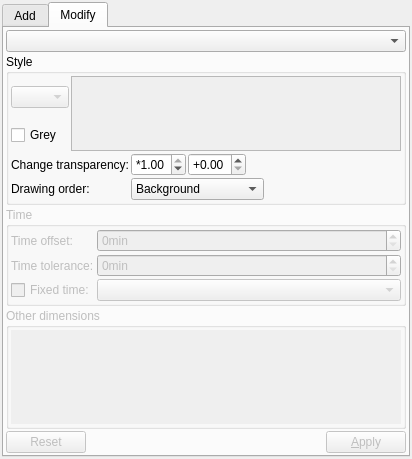
Qt form src/wmsclient/webmap_dialog.ui (metno/diana) before a commit.
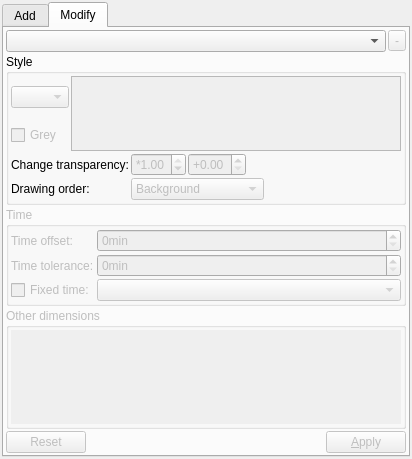
The same form after that commit. The open tabs and pages were chosen to show the change.

Commit message: WMS: dialog allows removing and some editing

Diff of the .ui file:
```diff
--- a/src/wmsclient/webmap_dialog.ui
+++ b/src/wmsclient/webmap_dialog.ui
@@ -175,7 +175,7 @@
       <attribute name="title">
        <string>Modify</string>
       </attribute>
-      <layout class="QVBoxLayout" name="verticalLayout_6" stretch="0,0,0,1,0">
+      <layout class="QVBoxLayout" name="verticalLayout_6">
        <property name="spacing">
         <number>2</number>
        </property>
@@ -183,11 +183,31 @@
         <number>2</number>
        </property>
        <item>
-        <widget class="QComboBox" name="comboStyleLayer">
-         <property name="toolTip">
-          <string>Choose the layer to modify</string>
+        <layout class="QHBoxLayout" name="horizontalLayout_3" stretch="1,0">
+         <property name="spacing">
+          <number>2</number>
          </property>
-        </widget>
+         <item>
+          <widget class="QComboBox" name="comboStyleLayer">
+           <property name="toolTip">
+            <string>Choose the layer to modify</string>
+           </property>
+          </widget>
+         </item>
+         <item>
+          <widget class="QToolButton" name="buttonLayerRemove">
+           <property name="enabled">
+            <bool>false</bool>
+           </property>
+           <property name="toolTip">
+            <string>Remove</string>
+           </property>
+           <property name="text">
+            <string notr="true">-</string>
+           </property>
+          </widget>
+         </item>
+        </layout>
        </item>
        <item>
         <widget class="QGroupBox" name="groupStyle">
@@ -253,6 +273,9 @@
           </item>
           <item row="1" column="0">
            <widget class="QCheckBox" name="checkGrey">
+            <property name="enabled">
+             <bool>false</bool>
+            </property>
             <property name="toolTip">
              <string>Transform webmap to greyscale</string>
             </property>
@@ -270,6 +293,9 @@
           </item>
           <item row="2" column="2">
            <widget class="QDoubleSpinBox" name="spinAlphaScale">
+            <property name="enabled">
+             <bool>false</bool>
+            </property>
             <property name="toolTip">
              <string>Scale layer transparency with this value</string>
             </property>
@@ -289,6 +315,9 @@
           </item>
           <item row="2" column="3">
            <widget class="QDoubleSpinBox" name="spinAlphaOffset">
+            <property name="enabled">
+             <bool>false</bool>
+            </property>
             <property name="toolTip">
              <string>Add this to layer transparency after scaling</string>
             </property>
@@ -324,7 +353,10 @@
            </widget>
           </item>
           <item row="3" column="2" colspan="3">
-           <widget class="QComboBox" name="comboBox">
+           <widget class="QComboBox" name="comboPlotOrder">
+            <property name="enabled">
+             <bool>false</bool>
+            </property>
             <property name="toolTip">
              <string>Choose</string>
             </property>
```
Left out of the diff: 244 changed lines with no effect on the pictures. The commit also changes 7 other files.
